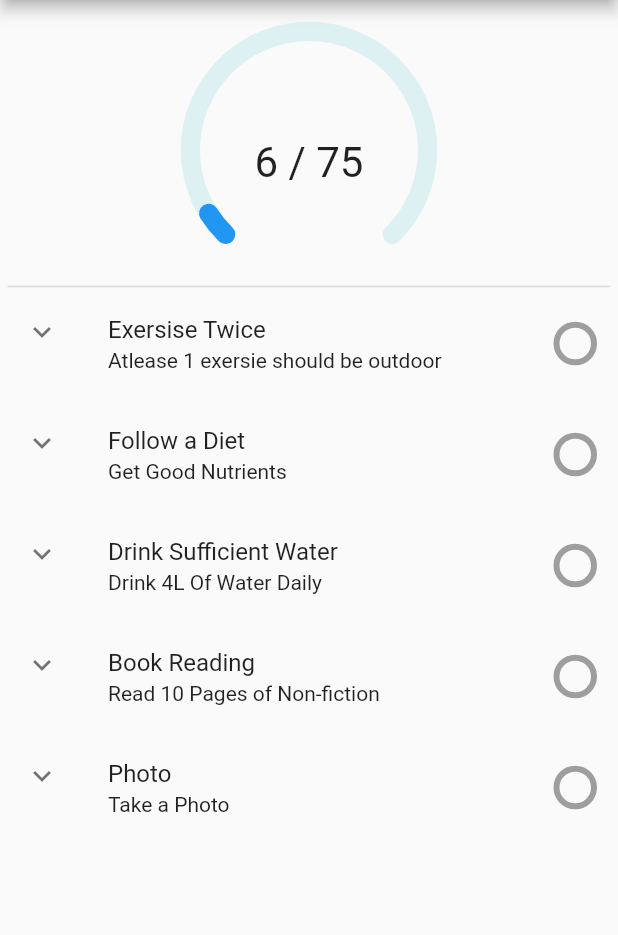
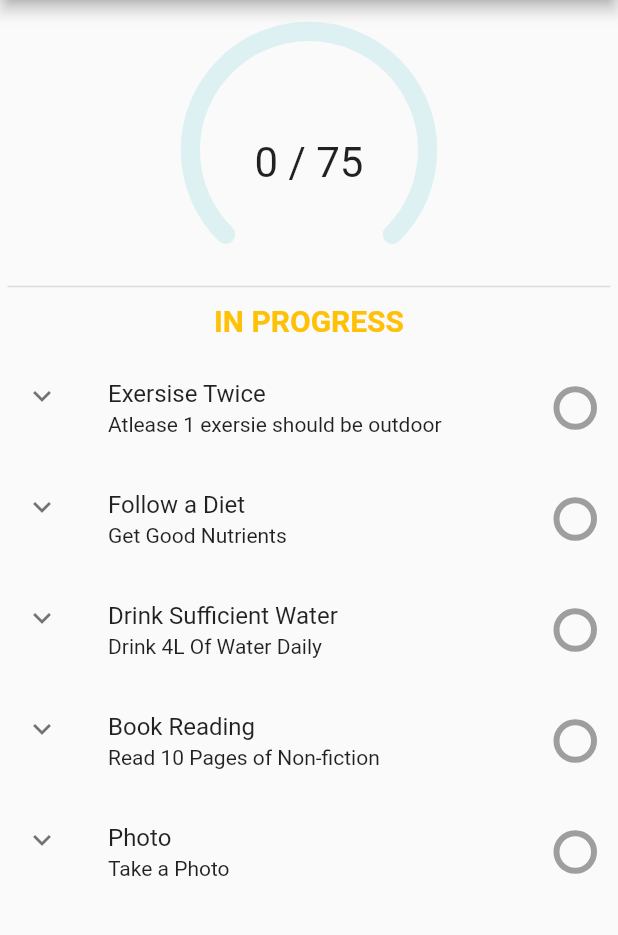
Before and after one commit to ag597482/todo, a Flutter app: the screen it shows after launch, tab 3 chosen, on a phone screen of 412 x 824 dp, the part 195-1130 px from its top. Run offline on Flutter 3.47's test engine with Material 2 defaults, Android fonts, the phone set to English and light mode, and no system bars; drawn by our look-alikes of syncfusion_flutter_gauges; our stand-ins replace camera, flutter_local_notifications, shared_preferences, timezone.

Commit message:
db changes done

```diff
--- /dev/null
+++ b/lib/globals.dart
@@ -0,0 +1,11 @@
+int streak = 0;
+int lastGoalTime = 19497; // 20 May 2023 -> 19497
+bool waterGoal = false;
+bool readingGoal = false;
+bool photoGoal = false;
+List<bool> exersieList = [false, false];
+List<bool> dietList = [false, false, false, false];
+List<String> photoList = [];
+int waterDrank = 0;
+String exersiseGoal = "00";
+String dietGoal = "0000";
--- a/lib/screens/page75.dart
+++ b/lib/screens/page75.dart
@@ -3,7 +3,9 @@ import 'dart:math';
 import 'package:camera/camera.dart';
 import 'package:flutter/material.dart';
 import 'package:syncfusion_flutter_gauges/gauges.dart';
+import 'package:todo/globals.dart';
 import 'package:todo/screens/picture.dart';
+import 'package:todo/utils/shared_pref_helper.dart';
 
 class Page75 extends StatefulWidget {
   const Page75({super.key});
@@ -13,12 +15,39 @@ class Page75 extends StatefulWidget {
 }
 
 class _Page75State extends State<Page75> {
-  bool waterGoal = false;
-  bool readinGoal = false;
-  bool photoGoal = false;
-  List<bool> exersieList = [false, false];
-  List<bool> dietList = [false, false, false, false];
-  int waterDrank = 0;
+  SharedPreferenceService sharedPreferenceService = SharedPreferenceService();
+
+  @override
+  void initState() {
+    // super.initState();
+    setState(() {
+      sharedPreferenceService
+          .getIntVal("streak")
+          .then((value) => streak = value);
+      sharedPreferenceService
+          .getIntVal("waterGoal")
+          .then((value) => waterGoal = value == 1);
+      sharedPreferenceService
+          .getIntVal("waterDrank")
+          .then((value) => waterDrank = value);
+      sharedPreferenceService
+          .getIntVal("readingGoal")
+          .then((value) => readingGoal = value == 1);
+      sharedPreferenceService
+          .getIntVal("photoGoal")
+          .then((value) => photoGoal = value == 1);
+      sharedPreferenceService.getStringVal("dietGoal").then((value) {
+        dietList[0] = value[0] == '1';
+        dietList[1] = value[1] == '1';
+        dietList[2] = value[2] == '1';
+        dietList[3] = value[3] == '1';
+      });
+      sharedPreferenceService.getStringVal("exersiseGoal").then((value) {
+        exersieList[0] = value[0] == '1';
+        exersieList[1] = value[1] == '1';
+      });
+    });
+  }
 
   getGauge(int val, int total, int heightVal) {
     return Container(
@@ -32,7 +61,7 @@ class _Page75State extends State<Page75> {
           axisLineStyle: AxisLineStyle(
             thickness: 0.15,
             cornerStyle: CornerStyle.bothCurve,
-            color: Color.fromARGB(30, 0, 169, 181),
+            color: const Color.fromARGB(30, 0, 169, 181),
             thicknessUnit: GaugeSizeUnit.factor,
           ),
           annotations: <GaugeAnnotation>[
@@ -41,7 +70,8 @@ class _Page75State extends State<Page75> {
                 angle: 90,
                 widget: Text(
                   '$val / $total',
-                  style: TextStyle(fontSize: 28, fontWeight: FontWeight.w400),
+                  style: const TextStyle(
+                      fontSize: 28, fontWeight: FontWeight.w400),
                 ))
           ],
           pointers: <GaugePointer>[
@@ -66,6 +96,37 @@ class _Page75State extends State<Page75> {
     );
   }
 
+  getSuccessIcon() {
+    return const Icon(
+      Icons.done,
+      color: Colors.green,
+    );
+  }
+
+  allGoalsAcheved() {
+    if (waterGoal &&
+        readingGoal &&
+        getTrailingIconFromLIst(dietList) == getSuccessIcon() &&
+        getTrailingIconFromLIst(exersieList) == getSuccessIcon()) {
+      return true;
+    }
+    return false;
+  }
+
+  getProgressState() {
+    String text = allGoalsAcheved() ? "TODAY'S GOAL COMPLTED" : "IN PROGRESS";
+    Color colorValue = allGoalsAcheved() ? Colors.green : Colors.amber;
+    return Container(
+      margin: const EdgeInsets.only(top: 10, bottom: 10),
+      alignment: Alignment.center,
+      child: Text(
+        text,
+        style: TextStyle(
+            fontSize: 20, fontWeight: FontWeight.bold, color: colorValue),
+      ),
+    );
+  }
+
   getTrailingIconFromLIst(boolList) {
     int done = 0;
     int total = boolList.length;
@@ -79,10 +140,7 @@ class _Page75State extends State<Page75> {
 
   getTrailingIcon(int done, int total) {
     if (done >= total) {
-      return const Icon(
-        Icons.done,
-        color: Colors.green,
-      );
+      return getSuccessIcon();
     }
     return Container(
       width: 25,
@@ -107,6 +165,7 @@ class _Page75State extends State<Page75> {
             onChanged: (bool? value) {
               setState(() {
                 exersieList[0] = value!;
+                exersiseGoal.replaceRange(0, 1, exersieList[0] ? '1' : '0');
               });
             },
             title: const Text('Exersise 1')),
@@ -115,6 +174,7 @@ class _Page75State extends State<Page75> {
           onChanged: (bool? value) {
             setState(() {
               exersieList[1] = value!;
+              exersiseGoal.replaceRange(1, 2, exersieList[1] ? '1' : '0');
             });
           },
           title: const Text('Exersise 2'),
@@ -135,6 +195,7 @@ class _Page75State extends State<Page75> {
             onChanged: (bool? value) {
               setState(() {
                 dietList[0] = value!;
+                dietGoal.replaceRange(0, 1, dietList[0] ? '1' : '0');
               });
             },
             title: const Text('Good Breakfast')),
@@ -143,6 +204,7 @@ class _Page75State extends State<Page75> {
             onChanged: (bool? value) {
               setState(() {
                 dietList[1] = value!;
+                dietGoal.replaceRange(1, 2, dietList[1] ? '1' : '0');
               });
             },
             title: const Text('Healthy Lunch')),
@@ -151,6 +213,7 @@ class _Page75State extends State<Page75> {
             onChanged: (bool? value) {
               setState(() {
                 dietList[2] = value!;
+                dietGoal.replaceRange(2, 3, dietList[2] ? '1' : '0');
               });
             },
             title: const Text('Dry Fruits & Milk Snacks')),
@@ -159,6 +222,7 @@ class _Page75State extends State<Page75> {
             onChanged: (bool? value) {
               setState(() {
                 dietList[3] = value!;
+                dietGoal.replaceRange(3, 4, dietList[3] ? '1' : '0');
               });
             },
             title: const Text('4 Eggs')),
@@ -174,12 +238,14 @@ class _Page75State extends State<Page75> {
       trailing: getTrailingIcon(waterDrank, 8),
       children: <Widget>[
         ListTile(
-          title: Text("Add 250ml Water"),
+          title: const Text("Add 250ml Water"),
           trailing: IconButton(
-            icon: Icon(Icons.water_drop_rounded),
+            icon: const Icon(Icons.water_drop_rounded),
             onPressed: () {
               setState(() {
-                if (waterDrank < 8) waterDrank++;
+                if (waterDrank < 8) {
+                  waterDrank++;
+                }
               });
             },
           ),
@@ -192,6 +258,7 @@ class _Page75State extends State<Page75> {
                 waterDrank = 8;
               }
               waterGoal = value!;
+              sharedPreferenceService.updateIntVal("waterDrank", waterDrank);
             });
           },
           title: const Text('4L Completed'),
@@ -205,13 +272,13 @@ class _Page75State extends State<Page75> {
       title: const Text('Book Reading'),
       subtitle: const Text('Read 10 Pages of Non-fiction'),
       controlAffinity: ListTileControlAffinity.leading,
-      trailing: getTrailingIconFromLIst([readinGoal]),
+      trailing: getTrailingIconFromLIst([readingGoal]),
       children: <Widget>[
         CheckboxListTile(
-          value: readinGoal,
+          value: readingGoal,
           onChanged: (bool? value) {
             setState(() {
-              readinGoal = value!;
+              readingGoal = value!;
             });
           },
           title: const Text('Read 10 pages'),
@@ -227,7 +294,9 @@ class _Page75State extends State<Page75> {
       controlAffinity: ListTileControlAffinity.leading,
       trailing: getTrailingIconFromLIst([photoGoal]),
       children: <Widget>[
-        IconButton(
+        ListTile(
+          title: const Text("Save Photo"),
+          trailing: IconButton(
               onPressed: () async {
                 WidgetsFlutterBinding.ensureInitialized();
                 final cameras = await availableCameras();
@@ -242,17 +311,19 @@ class _Page75State extends State<Page75> {
                 );
               },
               icon: Icon(Icons.camera)),
-        CheckboxListTile(
-          value: photoGoal,
-          onChanged: (bool? value) {
-            setState(() {
-              photoGoal = value!;
-            });
-          },
-          title: const Text('Save Photo'),
         ),
       ],
     );
+  }
+
+  @override
+  void dispose() {
+    sharedPreferenceService.updateStringVal("exersiseGoal", exersiseGoal);
+    sharedPreferenceService.updateIntVal("waterGoal", waterGoal ? 1 : 0);
+    sharedPreferenceService.updateIntVal("readingGoal", readingGoal ? 1 : 0);
+    sharedPreferenceService.updateIntVal("waterDrank", waterDrank);
+    sharedPreferenceService.updateStringVal("dietGoal", dietGoal);
+    super.dispose();
   }
 
   @override
@@ -262,25 +333,17 @@ class _Page75State extends State<Page75> {
       child: Container(
         child: Column(
           children: [
-            SizedBox(
+            const SizedBox(
               height: 10,
             ),
-            getGauge(6, 75, 180),
+            getGauge(streak, 75, 180),
             getDivider(),
+            getProgressState(),
             getExersiseItem(),
             getDietItem(),
             getWaterItem(),
             getReadItem(),
             getPhotoItem()
-            // Checkbox(
-            //   value: showvalue,
-            //   onChanged: (value) {
-            //     setState(() {
-            //       showvalue = value!;
-            //       checkboxValue1 = value;
-            //     });
-            //   },
-            // ),
           ],
         ),
       ),
```
Also changed, not shown: lib/utils/shared_pref_helper.dart (+13 -2 lines). Lines whose indentation alone changed are shown as unchanged.
